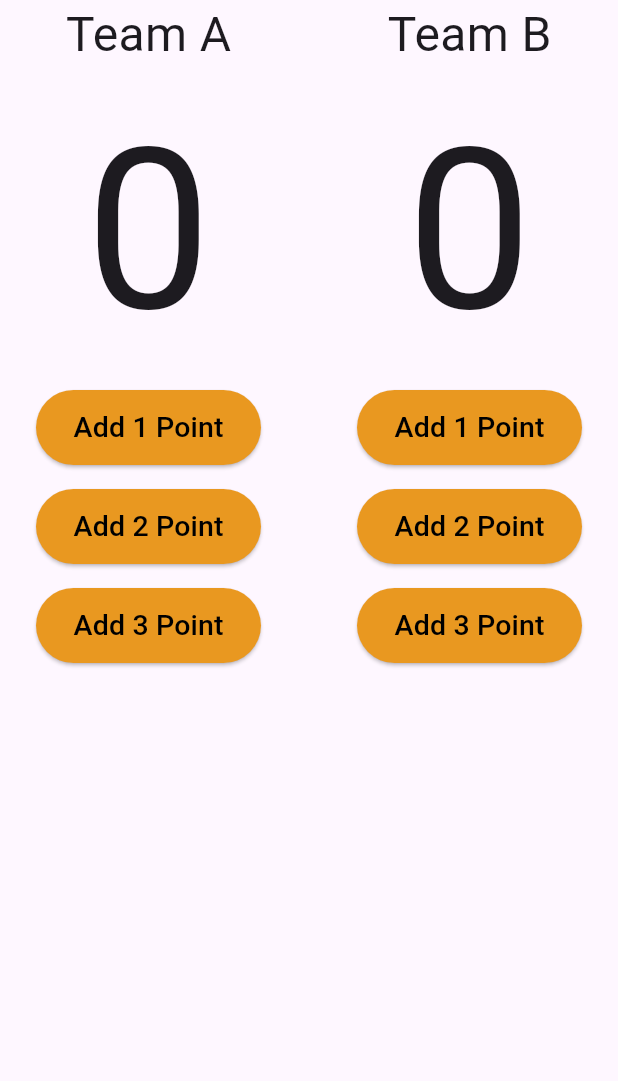
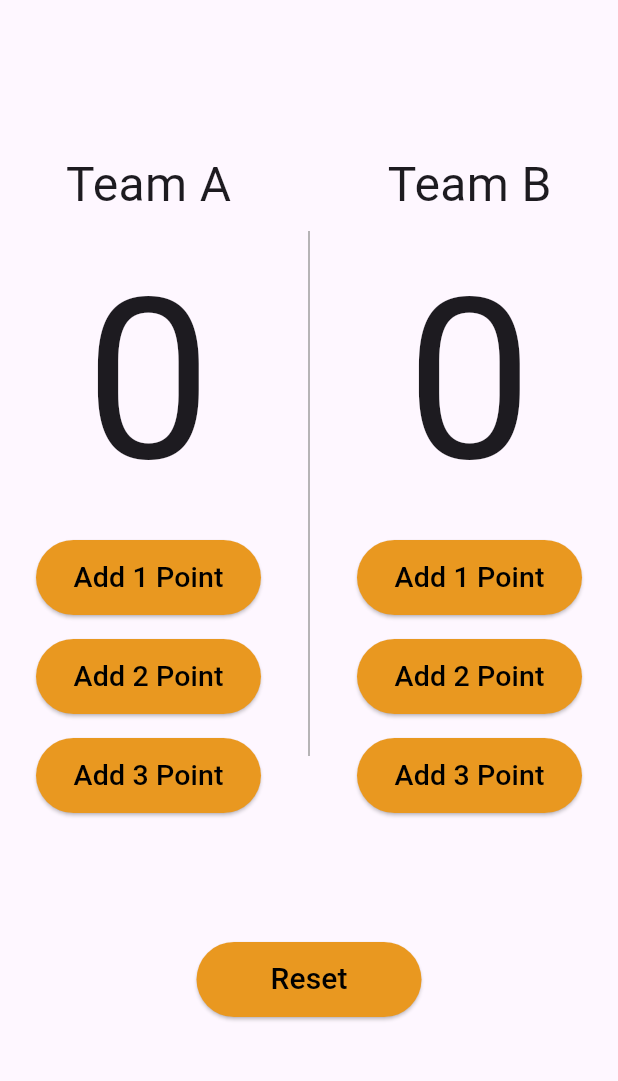
Before and after one commit to salma-elmaghawry/Basketball-points-counter-app, a Flutter app: the screen it shows after launch, on a phone screen of 412 x 824 dp, the part 84-1165 px from its top. Run offline on Flutter 3.47's test engine with Material 3 defaults, Android fonts, the light colour scheme and no system bars.

Commit message:
UI finish

```diff
--- a/basketball_counter_app/lib/main.dart
+++ b/basketball_counter_app/lib/main.dart
@@ -17,6 +17,8 @@
         ),
         body: Column(
           children: [
+            const SizedBox(height: 100,
+            ),
             Row(
               mainAxisAlignment: MainAxisAlignment.spaceEvenly,
               children: [
@@ -85,9 +87,12 @@
                     )
                   ],
                 ),
-                const VerticalDivider(
-                  color:Colors.grey
-                ,thickness: 1,),
+                const SizedBox(
+                  height: 350,
+                  child:  VerticalDivider(
+                    color:Colors.grey
+                  ,thickness: 1,),
+                ),
                 Column(
                   //colum for team B
                   children: [
@@ -154,6 +159,22 @@
 
               ],
             ),
+          const SizedBox(
+            height: 70,
+          ),
+          ElevatedButton(
+                    style:ElevatedButton.styleFrom(
+                      primary:Color.fromARGB(255, 233, 152, 32),
+                      minimumSize: Size(150, 50)
+                    ),
+                    onPressed: (){},
+                    child:const  Text('Reset',
+                    style: TextStyle(
+                      fontSize: 20,
+                      color: Colors.black,
+                    ),),
+
+                    ),
           ],
         ),
       )
```
